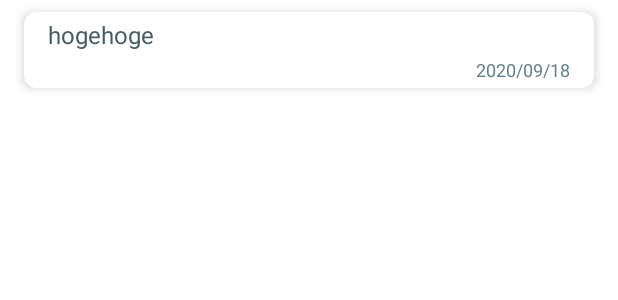
After one commit to valjapan/Clipper, an Android app: the layout item_history.xml on its own in the app's theme, with its tools: preview values and no code run, on a phone screen of 412 x 824 dp. The commit adds this screen. Shown: the top 300 px of the screen. Run offline under Robolectric (Android 15) with nearby library versions, the phone set to English and light mode, and no system bars.

Commit message:
add history fragment and anim

```diff
--- a/app/build.gradle
+++ b/app/build.gradle
@@ -52,6 +52,7 @@ hilt {
 dependencies {
     // Dagger Hilt
     implementation "com.google.dagger:hilt-android:$hilt_version"
+    implementation 'androidx.legacy:legacy-support-v4:1.0.0'
     kapt "com.google.dagger:hilt-android-compiler:$hilt_version"
 
     // Assisted Injection
@@ -102,6 +103,9 @@ dependencies {
     androidTestImplementation 'androidx.test.ext:junit:1.1.2'
     androidTestImplementation 'androidx.test.espresso:espresso-contrib:3.3.0'
 
+    //material design
+    implementation 'com.google.android.material:material:1.2.1'
+
     def room_version = "2.2.6"
 
     implementation "androidx.room:room-runtime:$room_version"
--- /dev/null
+++ b/app/src/main/res/anim/layout_animation_fall_down.xml
@@ -0,0 +1,5 @@
+<?xml version="1.0" encoding="utf-8"?>
+<layoutAnimation xmlns:android="http://schemas.android.com/apk/res/android"
+    android:animation="@android:anim/fade_in"
+    android:animationOrder="normal"
+    android:delay="10%" />
--- /dev/null
+++ b/app/src/main/res/layout/item_history.xml
@@ -0,0 +1,63 @@
+<?xml version="1.0" encoding="utf-8"?>
+<androidx.coordinatorlayout.widget.CoordinatorLayout xmlns:android="http://schemas.android.com/apk/res/android"
+    xmlns:app="http://schemas.android.com/apk/res-auto"
+    xmlns:tools="http://schemas.android.com/tools"
+    android:id="@+id/card_container"
+    android:layout_width="match_parent"
+    android:layout_height="wrap_content"
+    android:clipChildren="false"
+    android:clipToPadding="false"
+    android:paddingStart="16dp"
+    android:paddingTop="8dp"
+    android:paddingEnd="16dp"
+    android:paddingBottom="8dp">
+
+    <com.google.android.material.card.MaterialCardView
+        android:id="@+id/card_content_layout"
+        android:layout_width="match_parent"
+        android:layout_height="match_parent"
+        android:focusable="true"
+        android:minHeight="40dp"
+        app:cardCornerRadius="8dp"
+        app:cardElevation="4dp"
+        app:cardMaxElevation="8dp"
+        app:rippleColor="#FFFFFF">
+
+        <androidx.constraintlayout.widget.ConstraintLayout
+            android:layout_width="match_parent"
+            android:layout_height="wrap_content"
+            android:layout_marginStart="16dp"
+            android:layout_marginEnd="16dp"
+            android:minHeight="40dp">
+
+            <TextView
+                android:id="@+id/history_text"
+                android:layout_width="0dp"
+                android:layout_height="wrap_content"
+                android:layout_marginTop="4dp"
+                android:textColor="@color/colorText"
+                android:textSize="16sp"
+                app:layout_constraintBottom_toTopOf="@+id/history_date"
+                app:layout_constraintEnd_toEndOf="parent"
+                app:layout_constraintStart_toStartOf="parent"
+                app:layout_constraintTop_toTopOf="parent"
+                tools:text="hogehoge" />
+
+            <TextView
+                android:id="@+id/history_date"
+                android:layout_width="wrap_content"
+                android:layout_height="wrap_content"
+                android:layout_marginTop="4dp"
+                android:layout_marginBottom="4dp"
+                android:textColor="@color/colorTextSecondary"
+                android:textSize="12sp"
+                app:layout_constraintBottom_toBottomOf="parent"
+                app:layout_constraintEnd_toEndOf="parent"
+                app:layout_constraintTop_toBottomOf="@+id/history_text"
+                tools:text="2020/09/18" />
+
+        </androidx.constraintlayout.widget.ConstraintLayout>
+
+    </com.google.android.material.card.MaterialCardView>
+
+</androidx.coordinatorlayout.widget.CoordinatorLayout>
--- a/app/src/main/res/values/colors.xml
+++ b/app/src/main/res/values/colors.xml
@@ -1,10 +1,14 @@
 <?xml version="1.0" encoding="utf-8"?>
 <resources>
-    <color name="purple_200">#FFBB86FC</color>
-    <color name="purple_500">#FF6200EE</color>
-    <color name="purple_700">#FF3700B3</color>
-    <color name="teal_200">#FF03DAC5</color>
-    <color name="teal_700">#FF018786</color>
-    <color name="black">#FF000000</color>
-    <color name="white">#FFFFFFFF</color>
+    <color name="colorPrimary">#7edeea</color>
+    <color name="colorPrimaryDark">#48acb8</color>
+    <color name="colorPrimaryLight">#b2ffff</color>
+    <color name="colorOnPrimaryText">#e0f7fa</color>
+    <color name="colorAccent">#f8bbd0</color>
+    <color name="colorAccentDark">#c48b9f</color>
+    <color name="colorAccentLight">#ffeeff</color>
+    <color name="colorOnAccentText">#fce4ec</color>
+    <color name="colorText">#455a64</color>
+    <color name="colorTextSecondary">#607d8b</color>
+    <color name="colorBackground">#fafafa</color>
 </resources>
--- a/app/src/main/res/values/strings.xml
+++ b/app/src/main/res/values/strings.xml
@@ -1,3 +1,5 @@
 <resources>
     <string name="app_name">Clipper</string>
+    <!-- TODO: Remove or change this placeholder text -->
+    <string name="hello_blank_fragment">Hello blank fragment</string>
 </resources>
```
Also changed, not shown: app/src/main/java/com/valjapan/clipper/HistoryFragment.kt (added, +18 -0 lines), app/src/main/res/layout/activity_main.xml (+6 -6 lines), app/src/main/res/layout/fragment_history.xml (added, +26 -0 lines).
